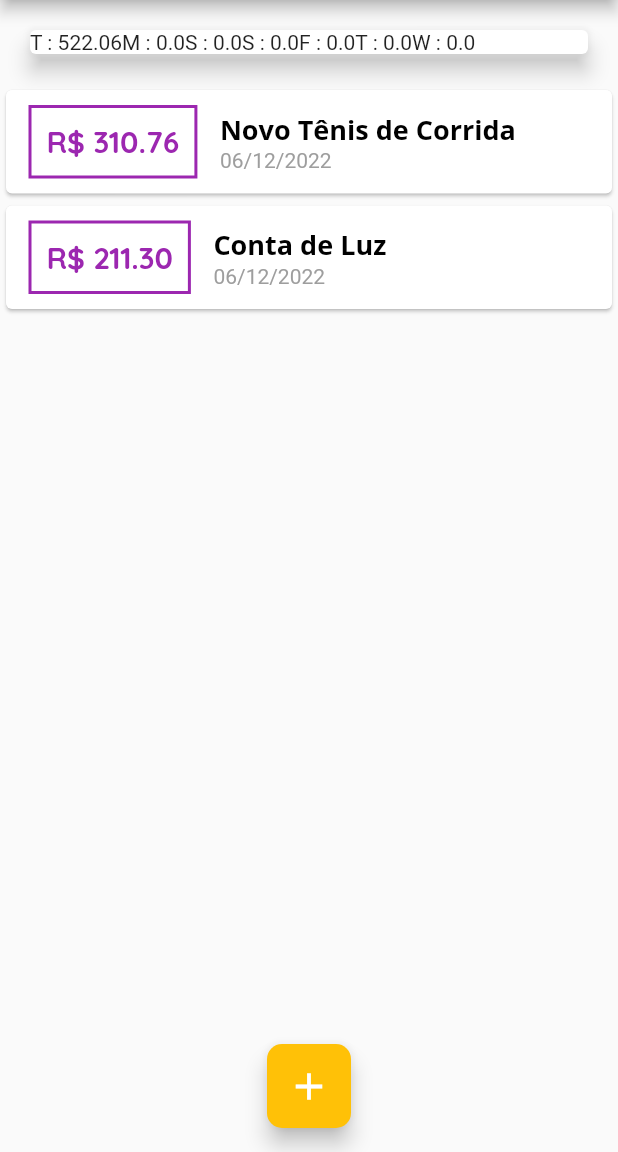
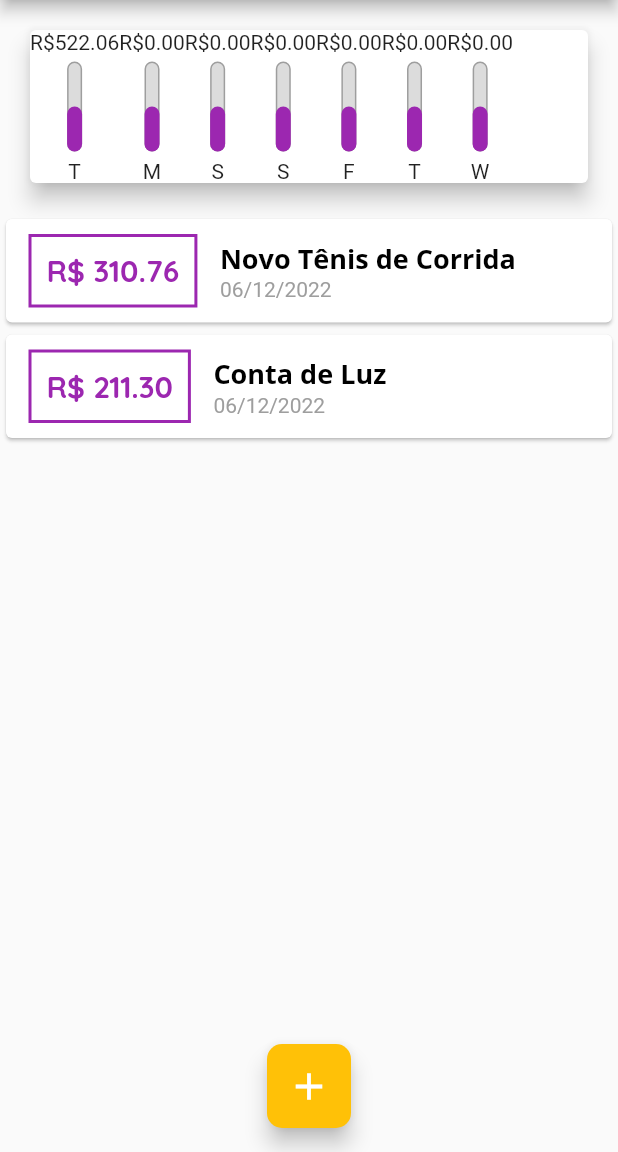
Before and after one commit to brunodeev/expenses_app, a Flutter app: the screen it shows after launch, on a phone screen of 412 x 824 dp, the part 84-1236 px from its top. Run offline on Flutter 3.47's test engine with Material 2 defaults, Android fonts, the phone set to English and light mode, and no system bars.

Commit message:
adicionando o chart na tela

```diff
--- a/lib/components/chart.dart
+++ b/lib/components/chart.dart
@@ -1,5 +1,6 @@
 import 'package:flutter/material.dart';
 import 'package:intl/intl.dart';
+import 'package:personal_expenses/components/chart_bar.dart';
 import 'package:personal_expenses/models/transaction.dart';
 
 class Chart extends StatelessWidget {
@@ -7,7 +8,7 @@ class Chart extends StatelessWidget {
 
   final List<Transaction> recentTransactions;
 
-  List<Map<String, Object>> get groupedTransactions {
+  List<Map<String, dynamic>> get groupedTransactions {
     return List.generate(7, (index) {
       final weekDay = DateTime.now().subtract(
         Duration(days: index),
@@ -25,9 +26,6 @@ class Chart extends StatelessWidget {
         }
       }
 
-      print(DateFormat.E().format(weekDay)[0]);
-      print(totalSum);
-
       return {
         'day': DateFormat.E().format(weekDay)[0],
         'value': totalSum,
@@ -43,7 +41,11 @@ class Chart extends StatelessWidget {
       elevation: 6,
       child: Row(
         children: groupedTransactions.map((tr) {
-          return Text('${tr['day']} : ${tr['value']}');
+          return ChartBar(
+            label: tr['day'],
+            value: tr['value'],
+            percentage: 0.5,
+          );
         }).toList(),
       ),
     );
--- /dev/null
+++ b/lib/components/chart_bar.dart
@@ -0,0 +1,54 @@
+import 'package:flutter/material.dart';
+
+class ChartBar extends StatelessWidget {
+  final String label;
+  final double value;
+  final double percentage;
+
+  const ChartBar({
+    super.key,
+    required this.label,
+    required this.value,
+    required this.percentage,
+  });
+
+  @override
+  Widget build(BuildContext context) {
+    return Column(
+      children: [
+        Text('R\$${value.toStringAsFixed(2)}'),
+        const SizedBox(height: 5),
+        SizedBox(
+          height: 60,
+          width: 10,
+          child: Stack(
+            alignment: Alignment.bottomCenter,
+            children: [
+              Container(
+                decoration: BoxDecoration(
+                  border: Border.all(
+                    color: Colors.grey,
+                    width: 1.0,
+                  ),
+                  color: const Color.fromRGBO(220, 220, 220, 1),
+                  borderRadius: BorderRadius.circular(5),
+                ),
+              ),
+              FractionallySizedBox(
+                heightFactor: percentage,
+                child: Container(
+                  decoration: BoxDecoration(
+                    color: Theme.of(context).colorScheme.primary,
+                    borderRadius: BorderRadius.circular(5),
+                  ),
+                ),
+              ),
+            ],
+          ),
+        ),
+        const SizedBox(height: 5),
+        Text(label),
+      ],
+    );
+  }
+}
```
